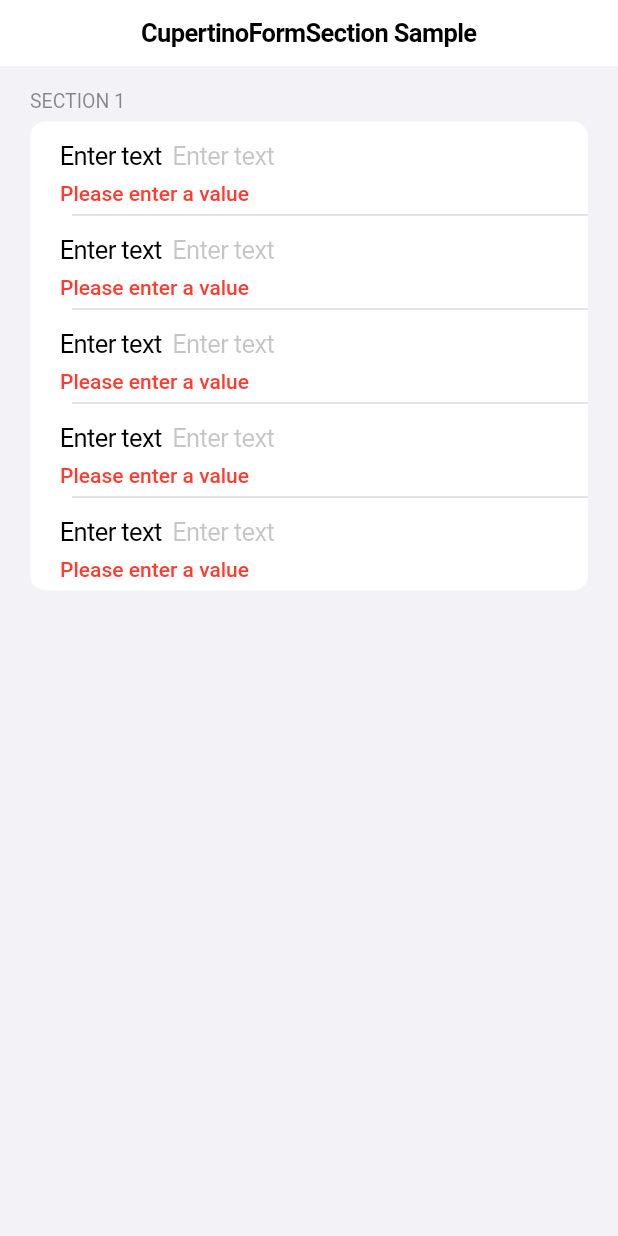
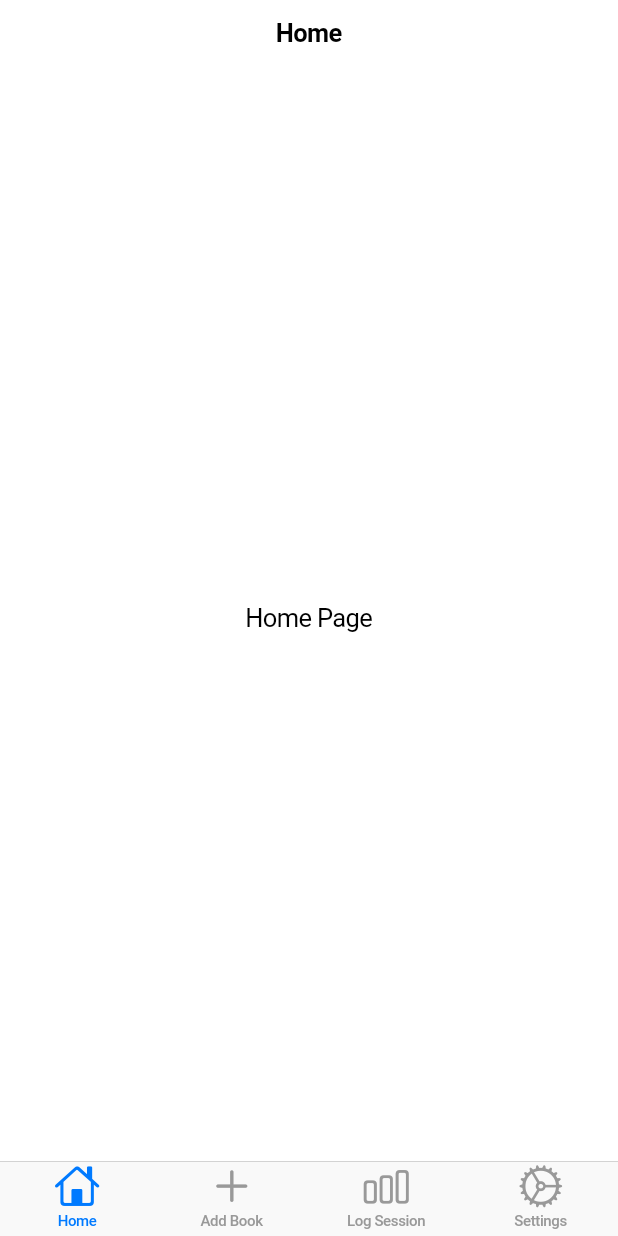
Before and after one commit to tyshoe/ReadStats, a Flutter app: the screen it shows after launch, on a phone screen of 412 x 824 dp. Run offline on Flutter 3.47's test engine with Material 3 defaults, Android fonts, the phone set to English and light mode, and no system bars.

Commit message:
add navigation bar with pages

```diff
--- a/lib/main.dart
+++ b/lib/main.dart
@@ -1,6 +1,4 @@
 import 'package:flutter/cupertino.dart';
-
-/// Flutter code sample for [CupertinoTextFormFieldRow].
 
 void main() => runApp(const FormSectionApp());
 
@@ -11,44 +9,50 @@ class FormSectionApp extends StatelessWidget {
   Widget build(BuildContext context) {
     return const CupertinoApp(
       theme: CupertinoThemeData(brightness: Brightness.light),
-      home: FromSectionExample(),
+      home: NavigationMenu(),
     );
   }
 }
 
-class FromSectionExample extends StatelessWidget {
-  const FromSectionExample({super.key});
+class NavigationMenu extends StatelessWidget {
+  const NavigationMenu({super.key});
 
   @override
   Widget build(BuildContext context) {
-    return CupertinoPageScaffold(
-      navigationBar: const CupertinoNavigationBar(
-        middle: Text('CupertinoFormSection Sample'),
+    return CupertinoTabScaffold(
+      tabBar: CupertinoTabBar(
+        items: const [
+          BottomNavigationBarItem(icon: Icon(CupertinoIcons.home), label: 'Home'),
+          BottomNavigationBarItem(icon: Icon(CupertinoIcons.add), label: 'Add Book'),
+          BottomNavigationBarItem(icon: Icon(CupertinoIcons.chart_bar), label: 'Log Session'),
+          BottomNavigationBarItem(icon: Icon(CupertinoIcons.settings), label: 'Settings'),
+        ],
       ),
-      // Add safe area widget to place the CupertinoFormSection below the navigation bar.
-      child: SafeArea(
-        child: Form(
-          autovalidateMode: AutovalidateMode.always,
-          onChanged: () {
-            Form.maybeOf(primaryFocus!.context!)?.save();
-          },
-          child: CupertinoFormSection.insetGrouped(
-            header: const Text('SECTION 1'),
-            children: List<Widget>.generate(5, (int index) {
-              return CupertinoTextFormFieldRow(
-                prefix: const Text('Enter text'),
-                placeholder: 'Enter text',
-                validator: (String? value) {
-                  if (value == null || value.isEmpty) {
-                    return 'Please enter a value';
-                  }
-                  return null;
-                },
-              );
-            }),
-          ),
-        ),
-      ),
+      tabBuilder: (context, index) {
+        switch (index) {
+          case 0:
+            return const CupertinoPageScaffold(
+              navigationBar: CupertinoNavigationBar(middle: Text('Home')),
+              child: Center(child: Text('Home Page')),
+            );
+          case 1:
+            return const CupertinoPageScaffold(
+              navigationBar: CupertinoNavigationBar(middle: Text('Add Book')),
+              child: Center(child: Text('Add Book Page')),
+            );
+          case 2:
+            return const CupertinoPageScaffold(
+              navigationBar: CupertinoNavigationBar(middle: Text('Log Session')),
+              child: Center(child: Text('Log Session Page')),
+            );
+          case 3:
+          default:
+            return const CupertinoPageScaffold(
+              navigationBar: CupertinoNavigationBar(middle: Text('Settings')),
+              child: Center(child: Text('Settings Page')),
+            );
+        }
+      },
     );
   }
 }
```
